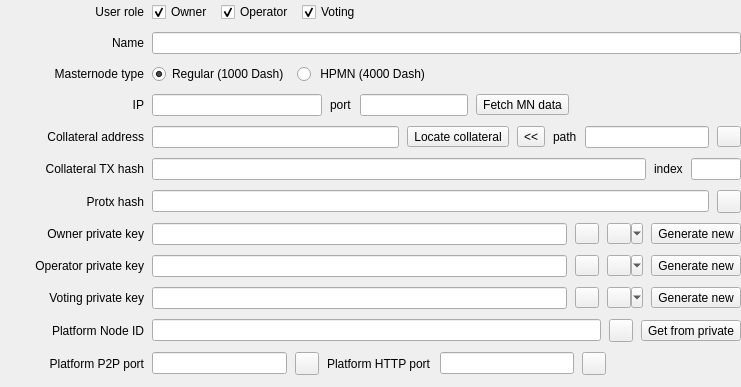
The window that src/ui/ui_masternode_details_wdg.ui (Bertrand256/dash-masternode-tool) describes before a commit, drawn with Qt 5.
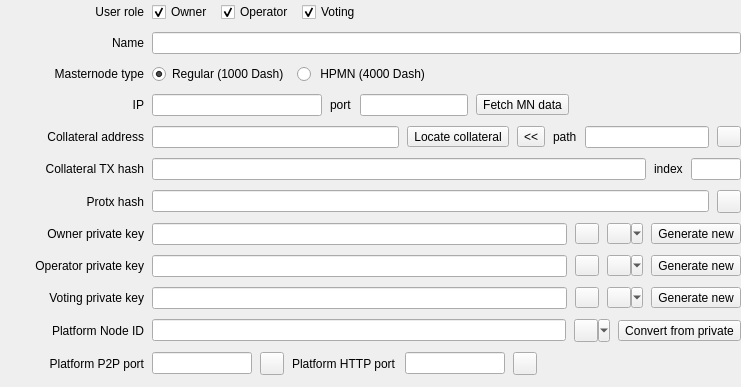
The same window after the commit.

Commit message: Support for High Performance Masternodes.

Patch:
```diff
--- a/src/ui/ui_masternode_details_wdg.ui
+++ b/src/ui/ui_masternode_details_wdg.ui
@@ -744,6 +744,9 @@
           <property name="text">
            <string/>
           </property>
+          <property name="popupMode">
+           <enum>QToolButton::MenuButtonPopup</enum>
+          </property>
          </widget>
         </item>
         <item>
@@ -752,7 +755,7 @@
            <string>Get Platform Node ID from ED25519 private key</string>
           </property>
           <property name="text">
-           <string>Get from private</string>
+           <string>Convert from private</string>
           </property>
          </widget>
         </item>
@@ -778,6 +781,12 @@
         </item>
         <item>
          <widget class="QLineEdit" name="edtPlatformP2PPort">
+          <property name="maximumSize">
+           <size>
+            <width>100</width>
+            <height>16777215</height>
+           </size>
+          </property>
           <property name="clearButtonEnabled">
            <bool>true</bool>
           </property>
@@ -802,6 +811,12 @@
         </item>
         <item>
          <widget class="QLineEdit" name="edtPlatformHTTPPort">
+          <property name="maximumSize">
+           <size>
+            <width>100</width>
+            <height>16777215</height>
+           </size>
+          </property>
           <property name="clearButtonEnabled">
            <bool>true</bool>
           </property>
```
Left out of the diff: 2 changed lines with no effect on the pictures. The commit also changes 16 other files.
